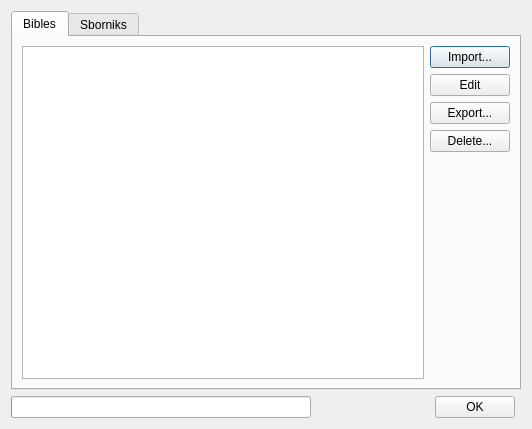
This is src/managedatadialog.ui in SoftProjector/src as Qt 5 draws it before an edit. The edited form follows.
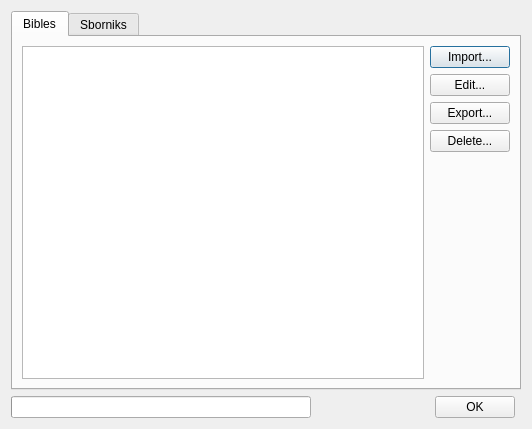
This is the edited form.

The edit to the form file:
```diff
--- a/src/managedatadialog.ui
+++ b/src/managedatadialog.ui
@@ -41,7 +41,7 @@
            <item>
             <widget class="QPushButton" name="edit_bible_pushButton">
              <property name="text">
-              <string>Edit</string>
+              <string>Edit...</string>
              </property>
             </widget>
            </item>
```
